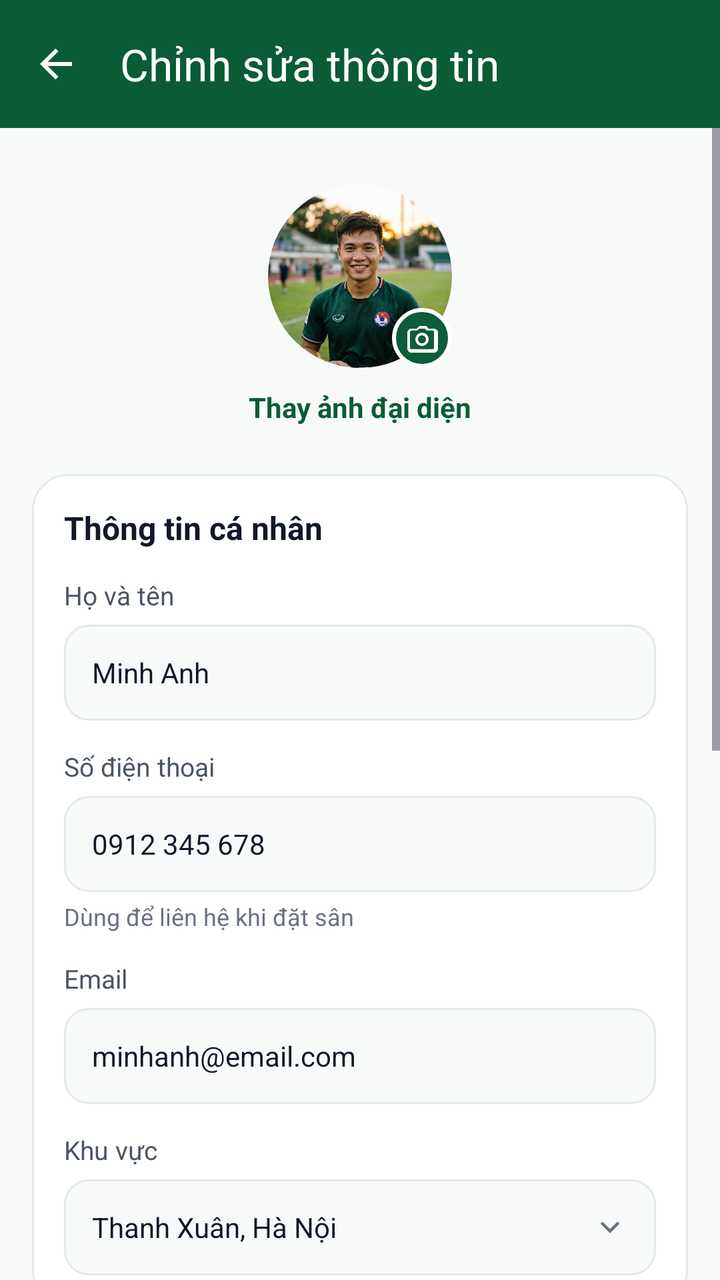
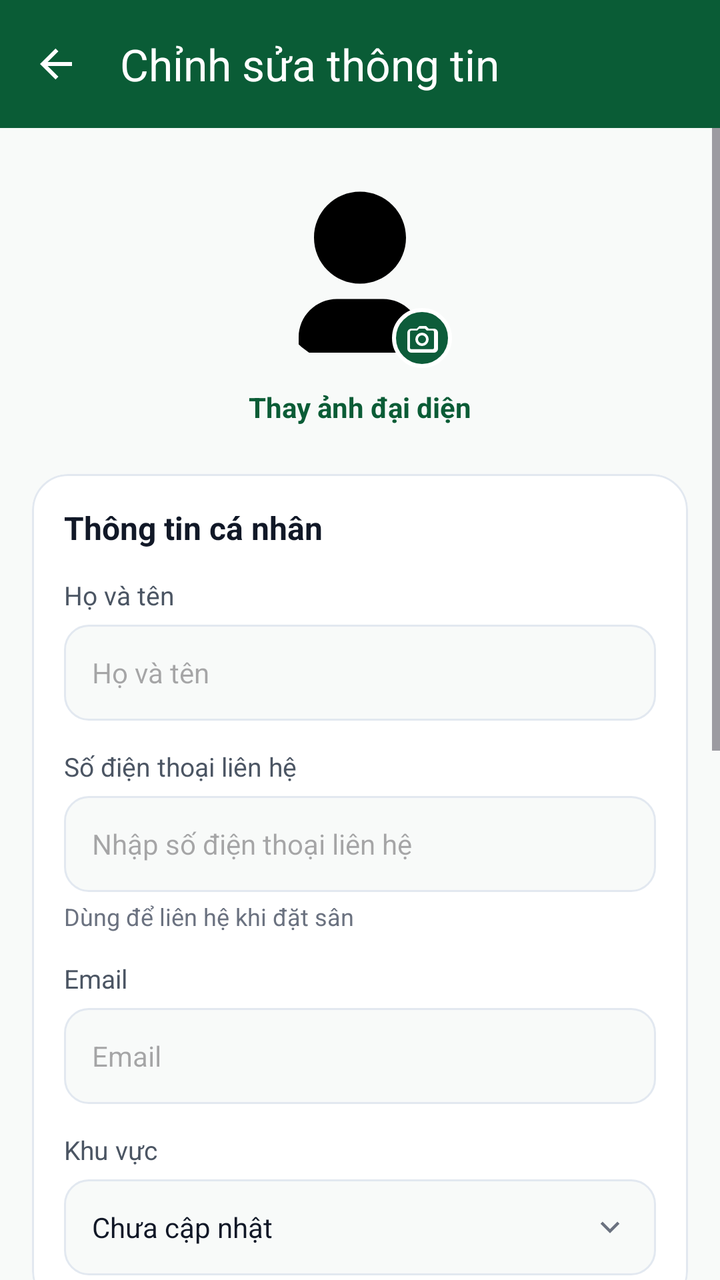

Before-and-after screenshots of an Android layout around one commit, followed by the original layout XML and the change that was made.
<!-- AndroidManifest.xml: application theme Theme.SanBong -->
<!-- res/layout/activity_edit_profile.xml -->
<?xml version="1.0" encoding="utf-8"?>
<LinearLayout xmlns:android="http://schemas.android.com/apk/res/android"
    xmlns:app="http://schemas.android.com/apk/res-auto"
    android:layout_width="match_parent"
    android:layout_height="match_parent"
    android:background="#F8FAF9"
    android:orientation="vertical">

    
    <com.google.android.material.appbar.MaterialToolbar
        android:id="@+id/toolbarEditProfile"
        android:layout_width="match_parent"
        android:layout_height="?attr/actionBarSize"
        android:background="@color/primary_green"
        app:navigationIcon="@drawable/ic_ri_arrow_left"
        app:navigationIconTint="@color/surface"
        app:title="Chỉnh sửa thông tin"
        app:titleTextColor="@color/surface" />

    <ScrollView
        android:layout_width="match_parent"
        android:layout_height="0dp"
        android:layout_weight="1"
        android:fillViewport="true">

        <LinearLayout
            android:layout_width="match_parent"
            android:layout_height="wrap_content"
            android:orientation="vertical"
            android:padding="16dp">

            
            <LinearLayout
                android:layout_width="match_parent"
                android:layout_height="wrap_content"
                android:gravity="center"
                android:orientation="vertical"
                android:paddingVertical="12dp">

                <FrameLayout
                    android:layout_width="92dp"
                    android:layout_height="92dp">

                    <com.google.android.material.imageview.ShapeableImageView
                        android:id="@+id/ivEditAvatar"
                        android:layout_width="92dp"
                        android:layout_height="92dp"
                        android:scaleType="centerCrop"
                        android:src="@drawable/avatar_minhanh"
                        app:shapeAppearanceOverlay="@style/ShapeAppearance.Material3.Corner.Full" />

                    <FrameLayout
                        android:id="@+id/btnEditAvatarPicker"
                        android:layout_width="30dp"
                        android:layout_height="30dp"
                        android:layout_gravity="bottom|end"
                        android:background="@drawable/bg_avatar_camera"
                        android:clickable="true"
                        android:focusable="true">

                        <ImageView
                            android:layout_width="16dp"
                            android:layout_height="16dp"
                            android:layout_gravity="center"
                            android:src="@drawable/ic_ri_camera"
                            app:tint="@color/white" />
                    </FrameLayout>
                </FrameLayout>

                <TextView
                    android:id="@+id/btnChangeAvatarText"
                    android:layout_width="wrap_content"
                    android:layout_height="wrap_content"
                    android:layout_marginTop="10dp"
                    android:text="Thay ảnh đại diện"
                    android:textColor="@color/primary_green"
                    android:textSize="14sp"
                    android:textStyle="bold" />
            </LinearLayout>

            
            <com.google.android.material.card.MaterialCardView
                android:layout_width="match_parent"
                android:layout_height="wrap_content"
                android:layout_marginTop="12dp"
                app:cardBackgroundColor="@color/surface"
                app:cardCornerRadius="18dp"
                app:cardElevation="0dp"
                app:strokeColor="#E2E8F0"
                app:strokeWidth="1dp">

                <LinearLayout
                    android:layout_width="match_parent"
                    android:layout_height="wrap_content"
                    android:orientation="vertical"
                    android:padding="16dp">

                    <TextView
                        android:layout_width="wrap_content"
                        android:layout_height="wrap_content"
                        android:text="Thông tin cá nhân"
                        android:textColor="@color/text_primary"
                        android:textSize="16sp"
                        android:textStyle="bold" />

                    
                    <TextView
                        android:layout_width="wrap_content"
                        android:layout_height="wrap_content"
                        android:layout_marginTop="14dp"
                        android:text="Họ và tên"
                        android:textColor="@color/text_secondary"
                        android:textSize="13sp" />

                    <EditText
                        android:id="@+id/etEditFullName"
                        android:layout_width="match_parent"
                        android:layout_height="48dp"
                        android:layout_marginTop="6dp"
                        android:background="@drawable/bg_input_field"
                        android:paddingHorizontal="14dp"
                        android:text="Minh Anh"
                        android:textColor="@color/text_primary"
                        android:textSize="14sp" />

                    
                    <TextView
                        android:layout_width="wrap_content"
                        android:layout_height="wrap_content"
                        android:layout_marginTop="14dp"
                        android:text="Số điện thoại"
                        android:textColor="@color/text_secondary"
                        android:textSize="13sp" />

                    <EditText
                        android:id="@+id/etEditPhone"
                        android:layout_width="match_parent"
                        android:layout_height="48dp"
                        android:layout_marginTop="6dp"
                        android:background="@drawable/bg_input_field"
                        android:inputType="phone"
                        android:paddingHorizontal="14dp"
                        android:text="0912 345 678"
                        android:textColor="@color/text_primary"
                        android:textSize="14sp" />

                    <TextView
                        android:layout_width="wrap_content"
                        android:layout_height="wrap_content"
                        android:layout_marginTop="4dp"
                        android:text="Dùng để liên hệ khi đặt sân"
                        android:textColor="@color/text_muted"
                        android:textSize="12sp" />

                    
                    <TextView
                        android:layout_width="wrap_content"
                        android:layout_height="wrap_content"
                        android:layout_marginTop="14dp"
                        android:text="Email"
                        android:textColor="@color/text_secondary"
                        android:textSize="13sp" />

                    <EditText
                        android:id="@+id/etEditEmail"
                        android:layout_width="match_parent"
                        android:layout_height="48dp"
                        android:layout_marginTop="6dp"
                        android:background="@drawable/bg_input_field"
                        android:inputType="textEmailAddress"
                        android:paddingHorizontal="14dp"
                        android:text="minhanh@email.com"
                        android:textColor="@color/text_primary"
                        android:textSize="14sp" />

                    
                    <TextView
                        android:layout_width="wrap_content"
                        android:layout_height="wrap_content"
                        android:layout_marginTop="14dp"
                        android:text="Khu vực"
                        android:textColor="@color/text_secondary"
                        android:textSize="13sp" />

                    <LinearLayout
                        android:id="@+id/btnSelectDistrict"
                        android:layout_width="match_parent"
                        android:layout_height="48dp"
                        android:layout_marginTop="6dp"
                        android:background="@drawable/bg_input_field"
                        android:clickable="true"
                        android:focusable="true"
                        android:gravity="center_vertical"
                        android:paddingHorizontal="14dp">

                        <TextView
                            android:id="@+id/tvEditDistrict"
                            android:layout_width="0dp"
                            android:layout_height="wrap_content"
                            android:layout_weight="1"
                            android:text="Thanh Xuân, Hà Nội"
                            android:textColor="@color/text_primary"
                            android:textSize="14sp" />

                        <ImageView
                            android:layout_width="18dp"
                            android:layout_height="18dp"
                            android:src="@drawable/ic_ri_arrow_down"
                            app:tint="@color/text_muted" />
                    </LinearLayout>
                </LinearLayout>
            </com.google.android.material.card.MaterialCardView>

            
            <com.google.android.material.card.MaterialCardView
                android:layout_width="match_parent"
                android:layout_height="wrap_content"
                android:layout_marginTop="16dp"
                app:cardBackgroundColor="@color/surface"
                app:cardCornerRadius="18dp"
                app:cardElevation="0dp"
                app:strokeColor="#E2E8F0"
                app:strokeWidth="1dp">

                <LinearLayout
                    android:layout_width="match_parent"
                    android:layout_height="wrap_content"
                    android:orientation="vertical"
                    android:padding="16dp">

                    <TextView
                        android:layout_width="wrap_content"
                        android:layout_height="wrap_content"
                        android:text="Thông tin thêm"
                        android:textColor="@color/text_primary"
                        android:textSize="16sp"
                        android:textStyle="bold" />

                    
                    <TextView
                        android:layout_width="wrap_content"
                        android:layout_height="wrap_content"
                        android:layout_marginTop="14dp"
                        android:text="Ngày sinh"
                        android:textColor="@color/text_secondary"
                        android:textSize="13sp" />

                    <LinearLayout
                        android:id="@+id/btnSelectBirthdate"
                        android:layout_width="match_parent"
                        android:layout_height="48dp"
                        android:layout_marginTop="6dp"
                        android:background="@drawable/bg_input_field"
                        android:clickable="true"
                        android:focusable="true"
                        android:gravity="center_vertical"
                        android:paddingHorizontal="14dp">

                        <TextView
                            android:id="@+id/tvEditBirthdate"
                            android:layout_width="0dp"
                            android:layout_height="wrap_content"
                            android:layout_weight="1"
                            android:hint="Chọn ngày sinh"
                            android:textColor="@color/text_primary"
                            android:textColorHint="@color/text_muted"
                            android:textSize="14sp" />

                        <ImageView
                            android:layout_width="18dp"
                            android:layout_height="18dp"
                            android:src="@drawable/ic_ri_calendar"
                            app:tint="@color/text_muted" />
                    </LinearLayout>

                    
                    <TextView
                        android:layout_width="wrap_content"
                        android:layout_height="wrap_content"
                        android:layout_marginTop="14dp"
                        android:text="Giới tính"
                        android:textColor="@color/text_secondary"
                        android:textSize="13sp" />

                    <LinearLayout
                        android:id="@+id/btnSelectGender"
                        android:layout_width="match_parent"
                        android:layout_height="48dp"
                        android:layout_marginTop="6dp"
                        android:background="@drawable/bg_input_field"
                        android:clickable="true"
                        android:focusable="true"
                        android:gravity="center_vertical"
                        android:paddingHorizontal="14dp">

                        <TextView
                            android:id="@+id/tvEditGender"
                            android:layout_width="0dp"
                            android:layout_height="wrap_content"
                            android:layout_weight="1"
                            android:text="Chưa chọn"
                            android:textColor="@color/text_primary"
                            android:textSize="14sp" />

                        <ImageView
                            android:layout_width="18dp"
                            android:layout_height="18dp"
                            android:src="@drawable/ic_ri_arrow_down"
                            app:tint="@color/text_muted" />
                    </LinearLayout>

                    
                    <LinearLayout
                        android:layout_width="match_parent"
                        android:layout_height="wrap_content"
                        android:layout_marginTop="16dp"
                        android:background="@drawable/bg_tag_light_green"
                        android:gravity="center_vertical"
                        android:padding="12dp">

                        <ImageView
                            android:layout_width="18dp"
                            android:layout_height="18dp"
                            android:src="@drawable/ic_ri_shield"
                            app:tint="@color/primary_green" />

                        <TextView
                            android:layout_width="0dp"
                            android:layout_height="wrap_content"
                            android:layout_marginStart="8dp"
                            android:layout_weight="1"
                            android:text="Thông tin của bạn chỉ dùng để quản lý lịch đặt sân."
                            android:textColor="@color/primary_green"
                            android:textSize="12sp" />
                    </LinearLayout>
                </LinearLayout>
            </com.google.android.material.card.MaterialCardView>

            
            <com.google.android.material.button.MaterialButton
                android:id="@+id/btnSaveProfile"
                android:layout_width="match_parent"
                android:layout_height="52dp"
                android:layout_marginTop="24dp"
                android:backgroundTint="@color/primary_green"
                android:text="Lưu thay đổi"
                android:textColor="@color/surface"
                android:textSize="15sp"
                android:textStyle="bold"
                app:cornerRadius="14dp" />

            <TextView
                android:id="@+id/btnCancelEditProfile"
                android:layout_width="wrap_content"
                android:layout_height="wrap_content"
                android:layout_gravity="center"
                android:layout_marginTop="12dp"
                android:layout_marginBottom="24dp"
                android:padding="8dp"
                android:text="Hủy"
                android:textColor="@color/primary_green"
                android:textSize="15sp"
                android:textStyle="bold" />
        </LinearLayout>
    </ScrollView>
</LinearLayout>
<!-- resources referenced by this layout -->
<resources>
  <color name="primary_green">#0A5C36</color>
  <color name="surface">#FFFFFF</color>
  <color name="text_muted">#6B7280</color>
  <color name="text_primary">#111827</color>
  <color name="text_secondary">#4B5563</color>
  <color name="white">#FFFFFF</color>
  <!-- drawable avatar_minhanh: jpg bitmap (drawable, 703751 bytes) -->
  <!-- drawable bg_avatar_camera (drawable) -->
  <?xml version="1.0" encoding="utf-8"?>
  <shape xmlns:android="http://schemas.android.com/apk/res/android"
      android:shape="oval">
      <solid android:color="#0D5C3A" />
      <stroke android:width="2dp" android:color="#FFFFFF" />
  </shape>
  <!-- drawable bg_input_field (drawable) -->
  <?xml version="1.0" encoding="utf-8"?>
  <shape xmlns:android="http://schemas.android.com/apk/res/android"
      android:shape="rectangle">
      <solid android:color="#F8FAF9" />
      <stroke
          android:width="1dp"
          android:color="#E2E8F0" />
      <corners android:radius="12dp" />
  </shape>
  <!-- drawable bg_tag_light_green (drawable) -->
  <?xml version="1.0" encoding="utf-8"?>
  <shape xmlns:android="http://schemas.android.com/apk/res/android"
      android:shape="rectangle">
      <solid android:color="#E8F5E9" />
      <corners android:radius="16dp" />
  </shape>
  <!-- drawable ic_ri_arrow_down (drawable) -->
  ﻿<vector xmlns:android="http://schemas.android.com/apk/res/android"
      android:width="24dp"
      android:height="24dp"
      android:viewportWidth="24"
      android:viewportHeight="24">
      <path
          android:fillColor="#FF000000"
          android:pathData="M11.9999 13.1714L16.9497 8.22168L18.3639 9.63589L11.9999 15.9999L5.63599 9.63589L7.0502 8.22168L11.9999 13.1714Z" />
  </vector>
  <!-- drawable ic_ri_arrow_left (drawable) -->
  ﻿<vector xmlns:android="http://schemas.android.com/apk/res/android"
      android:width="24dp"
      android:height="24dp"
      android:viewportWidth="24"
      android:viewportHeight="24">
      <path
          android:fillColor="#FF000000"
          android:pathData="M7.82843 10.9999H20V12.9999H7.82843L13.1924 18.3638L11.7782 19.778L4 11.9999L11.7782 4.22168L13.1924 5.63589L7.82843 10.9999Z" />
  </vector>
  <!-- drawable ic_ri_calendar (drawable) -->
  ﻿<vector xmlns:android="http://schemas.android.com/apk/res/android"
      android:width="24dp"
      android:height="24dp"
      android:viewportWidth="24"
      android:viewportHeight="24">
      <path
          android:fillColor="#FF000000"
          android:pathData="M9 1V3H15V1H17V3H21C21.5523 3 22 3.44772 22 4V20C22 20.5523 21.5523 21 21 21H3C2.44772 21 2 20.5523 2 20V4C2 3.44772 2.44772 3 3 3H7V1H9ZM20 11H4V19H20V11ZM11 13V17H6V13H11ZM7 5H4V9H20V5H17V7H15V5H9V7H7V5Z" />
  </vector>
  <color name="brand_700">#0D683D</color>
  <color name="brand_100">#E6F4EA</color>
  <color name="brand_950">#074528</color>
  <color name="brand_600">#10804D</color>
  <color name="background">#F4F7F5</color>
  <color name="brand_50">#F4FBF7</color>
  <color name="brand_800">#0A5C36</color>
  <style name="ThemeOverlay.SanBong.MaterialAlertDialog" parent="ThemeOverlay.Material3.MaterialAlertDialog">
          <item name="colorPrimary">@color/primary_green</item>
          <item name="colorSurface">@color/surface</item>
          <item name="colorOnSurface">@color/text_primary</item>
      </style>
  <!-- unchanged entries left out for length: 3 -->
</resources>

<!-- the commit's change to res/layout/activity_edit_profile.xml (unified diff, before → after) -->
@@ -46,7 +46,7 @@
                         android:layout_width="92dp"
                         android:layout_height="92dp"
                         android:scaleType="centerCrop"
-                        android:src="@drawable/avatar_minhanh"
+                        android:src="@drawable/ic_ri_user_fill"
                         app:shapeAppearanceOverlay="@style/ShapeAppearance.Material3.Corner.Full" />
 
                     <FrameLayout
@@ -119,7 +119,7 @@
                         android:layout_marginTop="6dp"
                         android:background="@drawable/bg_input_field"
                         android:paddingHorizontal="14dp"
-                        android:text="Minh Anh"
+                    android:hint="Họ và tên"
                         android:textColor="@color/text_primary"
                         android:textSize="14sp" />
 
@@ -128,7 +128,7 @@
                         android:layout_width="wrap_content"
                         android:layout_height="wrap_content"
                         android:layout_marginTop="14dp"
-                        android:text="Số điện thoại"
+                        android:text="Số điện thoại liên hệ"
                         android:textColor="@color/text_secondary"
                         android:textSize="13sp" />
 
@@ -140,7 +140,7 @@
                         android:background="@drawable/bg_input_field"
                         android:inputType="phone"
                         android:paddingHorizontal="14dp"
-                        android:text="0912 345 678"
+                        android:hint="Nhập số điện thoại liên hệ"
                         android:textColor="@color/text_primary"
                         android:textSize="14sp" />
 
@@ -169,7 +169,7 @@
                         android:background="@drawable/bg_input_field"
                         android:inputType="textEmailAddress"
                         android:paddingHorizontal="14dp"
-                        android:text="minhanh@email.com"
+                        android:hint="Email"
                         android:textColor="@color/text_primary"
                         android:textSize="14sp" />
 
@@ -198,7 +198,7 @@
                             android:layout_width="0dp"
                             android:layout_height="wrap_content"
                             android:layout_weight="1"
-                            android:text="Thanh Xuân, Hà Nội"
+                            android:text="Chưa cập nhật"
                             android:textColor="@color/text_primary"
                             android:textSize="14sp" />
 
<!-- resource entries referenced after the edit -->
@@ -6,7 +6,6 @@
   <color name="text_primary">#111827</color>
   <color name="text_secondary">#4B5563</color>
   <color name="white">#FFFFFF</color>
-  <!-- drawable avatar_minhanh: jpg bitmap (drawable, 703751 bytes) -->
   <!-- drawable bg_avatar_camera (drawable) -->
   <?xml version="1.0" encoding="utf-8"?>
   <shape xmlns:android="http://schemas.android.com/apk/res/android"
@@ -61,6 +60,16 @@
           android:fillColor="#FF000000"
           android:pathData="M9 1V3H15V1H17V3H21C21.5523 3 22 3.44772 22 4V20C22 20.5523 21.5523 21 21 21H3C2.44772 21 2 20.5523 2 20V4C2 3.44772 2.44772 3 3 3H7V1H9ZM20 11H4V19H20V11ZM11 13V17H6V13H11ZM7 5H4V9H20V5H17V7H15V5H9V7H7V5Z" />
   </vector>
+  <!-- drawable ic_ri_user_fill (drawable) -->
+  ﻿<vector xmlns:android="http://schemas.android.com/apk/res/android"
+      android:width="24dp"
+      android:height="24dp"
+      android:viewportWidth="24"
+      android:viewportHeight="24">
+      <path
+          android:fillColor="#FF000000"
+          android:pathData="M20 22H4V20C4 17.2386 6.23858 15 9 15H15C17.7614 15 20 17.2386 20 20V22ZM12 13C8.68629 13 6 10.3137 6 7C6 3.68629 8.68629 1 12 1C15.3137 1 18 3.68629 18 7C18 10.3137 15.3137 13 12 13Z" />
+  </vector>
   <color name="brand_700">#0D683D</color>
   <color name="brand_100">#E6F4EA</color>
   <color name="brand_950">#074528</color>
